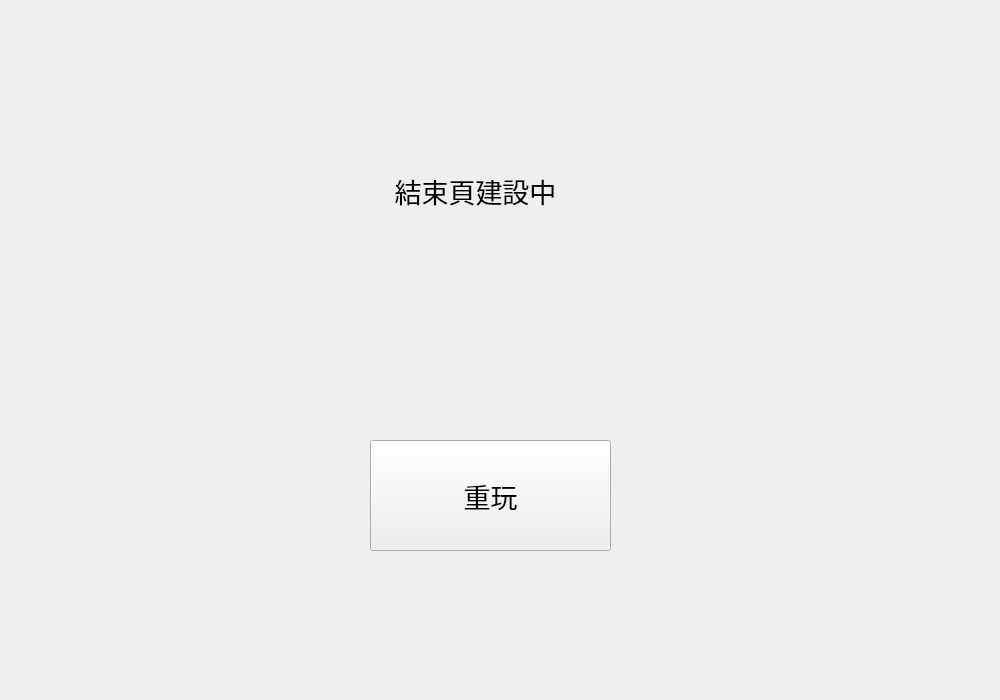
Before: the Qt Designer form OutroWidget.ui in hwc20896/ChineseProj, drawn with Qt 5.
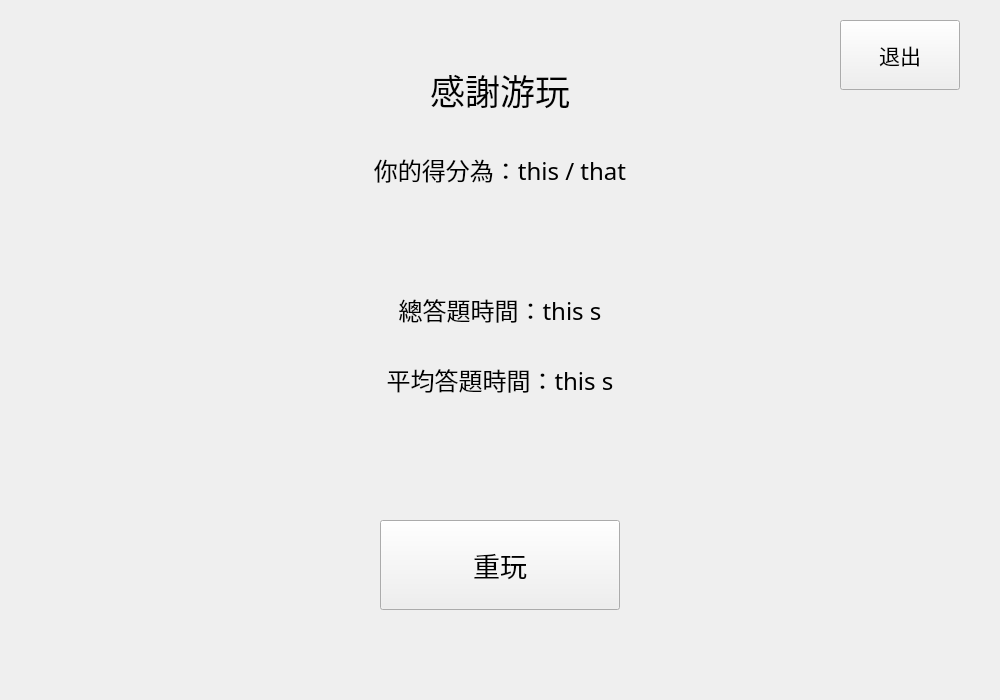
After: the same form once the commit is applied.

Commit message: Leaked the outro widget

```diff
--- a/OutroWidget.ui
+++ b/OutroWidget.ui
@@ -16,20 +16,20 @@
   <widget class="QLabel" name="tempLabel">
    <property name="geometry">
     <rect>
-     <x>280</x>
-     <y>160</y>
-     <width>391</width>
-     <height>61</height>
+     <x>305</x>
+     <y>60</y>
+     <width>390</width>
+     <height>60</height>
     </rect>
    </property>
    <property name="font">
     <font>
      <family>Microsoft JhengHei</family>
-     <pointsize>20</pointsize>
+     <pointsize>26</pointsize>
     </font>
    </property>
    <property name="text">
-    <string>結束頁建設中</string>
+    <string>感謝游玩</string>
    </property>
    <property name="alignment">
     <set>Qt::AlignmentFlag::AlignCenter</set>
@@ -38,10 +38,10 @@
   <widget class="QPushButton" name="replayButton">
    <property name="geometry">
     <rect>
-     <x>370</x>
-     <y>440</y>
-     <width>241</width>
-     <height>111</height>
+     <x>380</x>
+     <y>520</y>
+     <width>240</width>
+     <height>90</height>
     </rect>
    </property>
    <property name="font">
@@ -54,6 +54,94 @@
     <string>重玩</string>
    </property>
   </widget>
+  <widget class="QLabel" name="score">
+   <property name="geometry">
+    <rect>
+     <x>210</x>
+     <y>140</y>
+     <width>580</width>
+     <height>60</height>
+    </rect>
+   </property>
+   <property name="font">
+    <font>
+     <family>Microsoft JhengHei</family>
+     <pointsize>18</pointsize>
+    </font>
+   </property>
+   <property name="text">
+    <string>你的得分為：this / that</string>
+   </property>
+   <property name="textFormat">
+    <enum>Qt::TextFormat::MarkdownText</enum>
+   </property>
+   <property name="alignment">
+    <set>Qt::AlignmentFlag::AlignCenter</set>
+   </property>
+  </widget>
+  <widget class="QLabel" name="totalTime">
+   <property name="geometry">
+    <rect>
+     <x>210</x>
+     <y>280</y>
+     <width>580</width>
+     <height>60</height>
+    </rect>
+   </property>
+   <property name="font">
+    <font>
+     <family>Microsoft JhengHei</family>
+     <pointsize>18</pointsize>
+    </font>
+   </property>
+   <property name="text">
+    <string>總答題時間：this s</string>
+   </property>
+   <property name="alignment">
+    <set>Qt::AlignmentFlag::AlignCenter</set>
+   </property>
+  </widget>
+  <widget class="QLabel" name="avgTime">
+   <property name="geometry">
+    <rect>
+     <x>210</x>
+     <y>350</y>
+     <width>580</width>
+     <height>60</height>
+    </rect>
+   </property>
+   <property name="font">
+    <font>
+     <family>Microsoft JhengHei</family>
+     <pointsize>18</pointsize>
+    </font>
+   </property>
+   <property name="text">
+    <string>平均答題時間：this s</string>
+   </property>
+   <property name="alignment">
+    <set>Qt::AlignmentFlag::AlignCenter</set>
+   </property>
+  </widget>
+  <widget class="QPushButton" name="exitButton">
+   <property name="geometry">
+    <rect>
+     <x>840</x>
+     <y>20</y>
+     <width>120</width>
+     <height>70</height>
+    </rect>
+   </property>
+   <property name="font">
+    <font>
+     <family>Microsoft JhengHei</family>
+     <pointsize>16</pointsize>
+    </font>
+   </property>
+   <property name="text">
+    <string>退出</string>
+   </property>
+  </widget>
  </widget>
  <resources/>
  <connections/>
```
Left out of the diff: 2 changed lines with no effect on the pictures. The commit also changes 3 other files.
